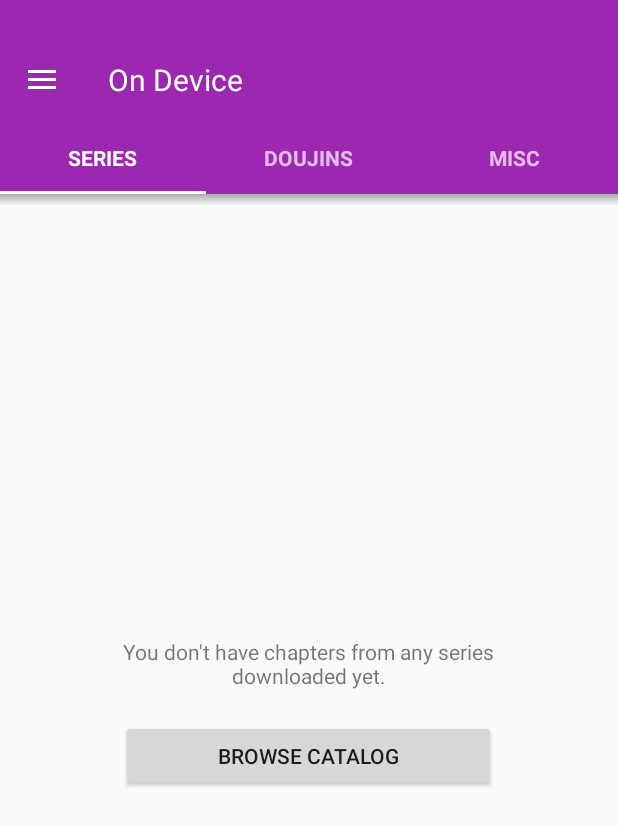
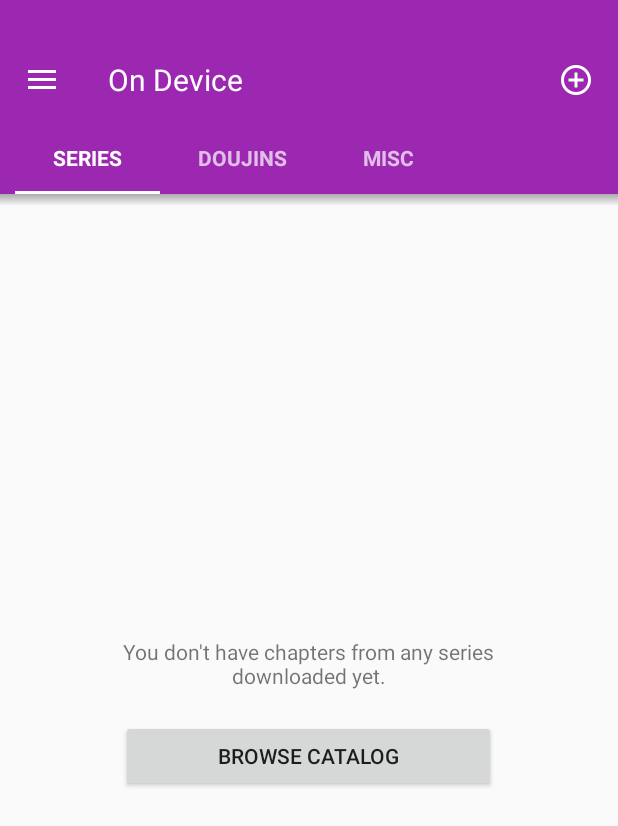
Before and after one commit to DefiantCatgirl/Oneesama, an Android app: the screen it shows after launch (MainActivity), on a phone screen of 412 x 824 dp. Shown: the top 826 px of the screen. Run offline under Robolectric (Android 15) with nearby library versions, the phone set to English and light mode, and no system bars; our stand-ins replace ButterKnife; libraries missing offline, so code that uses them is left out: com.pnikosis.materialishprogress, io.realm, rx.android.schedulers, rx.schedulers; 9 statements that could not run were skipped.

Commit message:
Add chapter button, UI adjustment

```diff
--- a/app/src/main/java/catgirl/oneesama/controller/ChaptersController.java
+++ b/app/src/main/java/catgirl/oneesama/controller/ChaptersController.java
@@ -65,7 +65,7 @@ public class ChaptersController implements BookStateDelegate, CacherDelegate {
     }
 
     // TODO create a data abstraction layer
-    public Observable<Book> requestChapterController(final Uri uri) {
+    public Observable<Book> requestChapterController(final String uri) {
         // TODO check if the next version of Gson doesn't require this hack to work with RealmObjects
         Gson gson = new GsonBuilder()
                 .setExclusionStrategies(new ExclusionStrategy() {
@@ -89,7 +89,7 @@ public class ChaptersController implements BookStateDelegate, CacherDelegate {
 
         DynastyService service = retrofit.create(DynastyService.class);
 
-        return service.getChapter(uri.getLastPathSegment())
+        return service.getChapter(uri)
                 .subscribeOn(Schedulers.io())
                 .doOnNext(response -> {
                     Realm realm = Realm.getDefaultInstance();
--- a/app/src/main/java/catgirl/oneesama/ui/activity/legacyreader/activityreader/ReaderActivity.java
+++ b/app/src/main/java/catgirl/oneesama/ui/activity/legacyreader/activityreader/ReaderActivity.java
@@ -110,6 +110,7 @@ public class ReaderActivity extends BaseActivity implements AirViewerDelegate, A
 		if(currentPage >= book.data.getPages().size())
 			currentPage = book.data.getPages().size() - 1;
 
+		book.startDownload();
 		book.setDelegate(this);
 		book.addBookStateDelegate(this);
 		if(updateBook != null)
--- a/app/src/main/res/layout/activity_main.xml
+++ b/app/src/main/res/layout/activity_main.xml
@@ -33,7 +33,20 @@
                         android:background="?attr/colorPrimary"
                         app:titleTextAppearance="@style/ToolbarTitle"
                         android:theme="@style/Toolbar"
-                        android:elevation="0dp"/>
+                        android:elevation="0dp">
+
+                        <ImageButton
+                            android:id="@+id/MainActivity_AddButton"
+                            android:layout_width="48dp"
+                            android:layout_height="48dp"
+                            android:layout_gravity="right|center_vertical"
+                            android:padding="12dp"
+                            android:layout_margin="4dp"
+                            android:scaleType="fitXY"
+                            android:src="@drawable/ic_add_circle_outline_white_24dp"
+                            style="@style/Widget.AppCompat.Toolbar.Button.Navigation"/>
+
+                        </android.support.v7.widget.Toolbar>
                 </FrameLayout>
 
                 <FrameLayout
--- a/app/src/main/res/layout/fragment_ondevice.xml
+++ b/app/src/main/res/layout/fragment_ondevice.xml
@@ -16,6 +16,10 @@
         android:theme="@style/TabLayout"
         app:tabTextColor="#B3FFFFFF"
         app:tabSelectedTextColor="#FFFFFF"
+        app:tabMode="scrollable"
+        app:tabPaddingStart="25dp"
+        app:tabPaddingEnd="25dp"
+        android:paddingLeft="10dp"
         />
 
     <FrameLayout
```
Also changed, not shown: app/src/main/java/catgirl/oneesama/ui/activity/main/MainActivity.java (+34 -4 lines), app/src/main/res/drawable-hdpi/ic_add_circle_outline_white_24dp.png (added), app/src/main/res/drawable-mdpi/ic_add_circle_outline_white_24dp.png (added), app/src/main/res/drawable-xhdpi/ic_add_circle_outline_white_24dp.png (added), app/src/main/res/drawable-xxhdpi/ic_add_circle_outline_white_24dp.png (added), app/src/main/res/drawable-xxxhdpi/ic_add_circle_outline_white_24dp.png (added).
